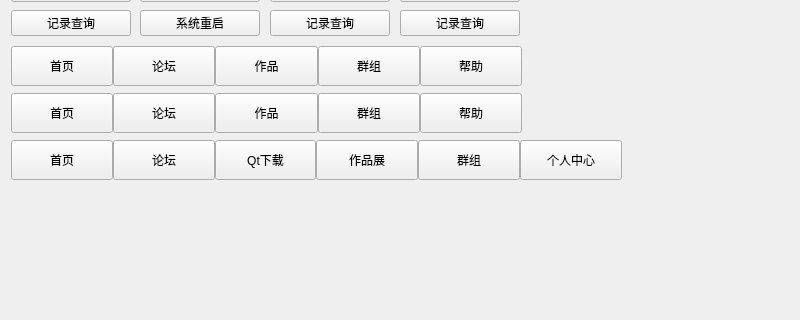
The window that navbutton/frmnavbutton.ui (feiyangqingyun/QWidgetDemo) describes before a commit, drawn with Qt 5; both pictures show x 0 to 800 and y 105 to 425 of the 800 by 605 pixel window.
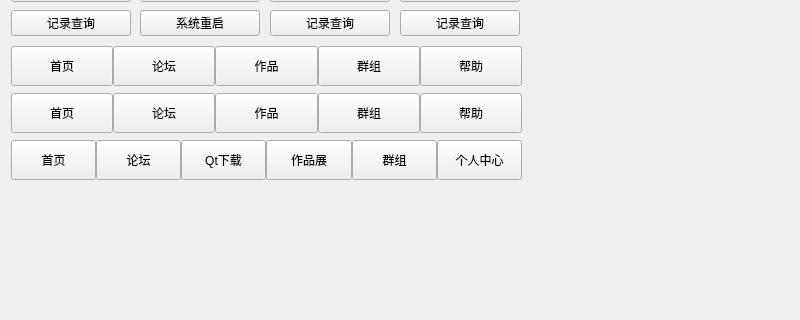
The same window after the commit. Custom widgets are drawn as their Qt base class.

```diff
--- a/navbutton/frmnavbutton.ui
+++ b/navbutton/frmnavbutton.ui
@@ -18,7 +18,7 @@
     <rect>
      <x>11</x>
      <y>245</y>
-     <width>611</width>
+     <width>511</width>
      <height>40</height>
     </rect>
    </property>
```
